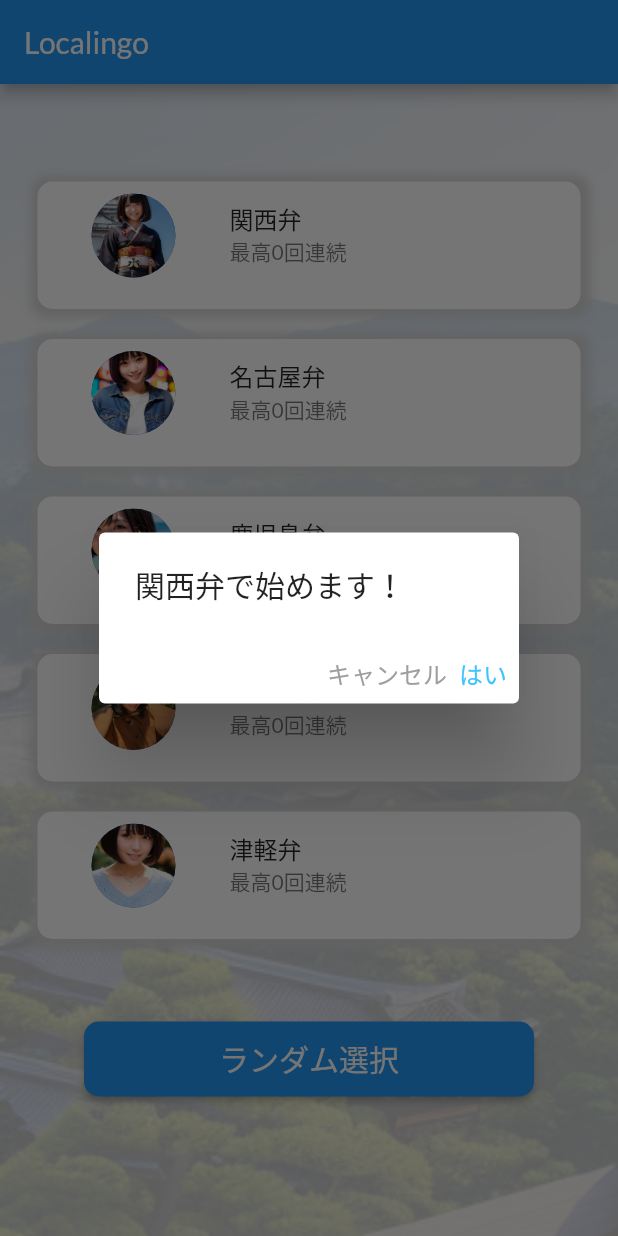
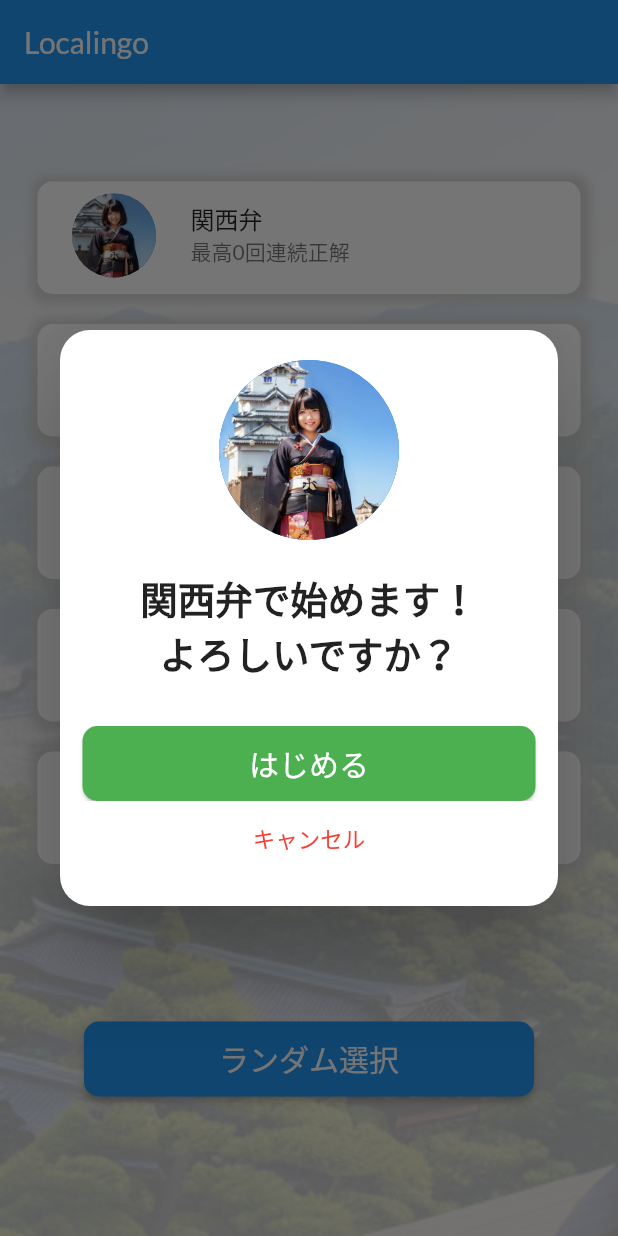
Before and after one commit to HarrisonEagle/LocaLingo, a Flutter app: the ChatSelectPage screen opened by its route, after a tap on "ランダム選択", on a phone screen of 412 x 824 dp. Run offline on Flutter 3.47's test engine with Material 2 defaults, Android fonts, the phone set to English and light mode, and no system bars; our stand-ins replace dio, flutter_dotenv, flutter_hooks, freezed_annotation, google_fonts, hooks_riverpod; missing offline and left inert: dart_openai.

Commit message:
feat: refactor dialog design

```diff
--- a/lib/widgets/components/chat_start_dialog.dart
+++ b/lib/widgets/components/chat_start_dialog.dart
@@ -1,4 +1,6 @@
 import 'package:flutter/material.dart';
+
+import '../../utils/assets.dart';
 
 class ChatStartDialog extends StatelessWidget {
   final int id;
@@ -14,39 +16,101 @@ class ChatStartDialog extends StatelessWidget {
 
   @override
   Widget build(BuildContext context) {
-    return AlertDialog(
-      content: Text(
+    return Dialog(
+      shape: const RoundedRectangleBorder(
+          borderRadius: BorderRadius.all(Radius.circular(20.0))),
+      insetPadding: const EdgeInsets.symmetric(horizontal: 40.0, vertical: 220.0),
+      child: Center(
+        child: Column(
+        mainAxisAlignment: MainAxisAlignment.center,
+        children:[
+          CircleAvatar(
+          radius: 60, // Image radius
+          backgroundImage: Image.asset(assets[languageType]!["icon"]!, fit: BoxFit.fill).image,
+        ),
+          const SizedBox(
+            height: 20,
+          ),
+          Text(
               '$languageTypeで始めます！',
-        style: const TextStyle(fontSize: 20),
+              style: const TextStyle(fontSize: 25, fontWeight: FontWeight.bold),
           ),
-      actions: <Widget>[
-        GestureDetector(
-          child: const Text(
-            'キャンセル',
-            style: TextStyle(
-              color: Colors.grey,
-              fontSize: 16,
+          const Text(
+            'よろしいですか？',
+            style: TextStyle(fontSize: 25, fontWeight: FontWeight.bold),
           ),
+          const SizedBox(
+            height: 30,
           ),
-          onTap: () {
+          Padding(padding: const EdgeInsets.symmetric(vertical: 0, horizontal: 15.0), child: ElevatedButton(
+            style: ElevatedButton.styleFrom(
+              foregroundColor: Colors.white,
+              backgroundColor: Colors.green,
+              minimumSize: const Size.fromHeight(50),
+              elevation: 1,
+                shape: const RoundedRectangleBorder(
+                  borderRadius: BorderRadius.all(
+                    Radius.circular(10),
+                  ),
+                )
+            ),
+            onPressed: () {
+              Navigator.pop(context);
+              Navigator.of(context).pushNamed("/chats/$languageType", arguments: imagePath);
+            },
+            child: const Text('はじめる', style: TextStyle(
+              fontSize: 20,
+            ),),
+          ),),
+          Padding(padding: const EdgeInsets.symmetric(vertical: 0, horizontal: 15.0), child: ElevatedButton(
+            style: ElevatedButton.styleFrom(
+              foregroundColor: Colors.red,
+              backgroundColor: Colors.white,
+              minimumSize: const Size.fromHeight(50),
+              elevation: 0,
+            ),
+            onPressed: () {
               Navigator.pop(context);
             },
+            child: const Text('キャンセル', style: TextStyle(
+              fontSize: 15,
+            ),),
+          ),)
+        ]
+        )
       ),
-        GestureDetector(
-          child: const Text(
-            'はい',
-            style: TextStyle(
-              color: Colors.lightBlueAccent,
-              fontSize: 16,
-            ),
-          ),
-          onTap: () {
-            Navigator.pop(context);
-            Navigator.of(context)
-                .pushNamed("/chats/$languageType", arguments: imagePath);
-          },
-        )
-      ],
+      // content: Text(
+      //   '$languageTypeで始めます！',
+      //   style: const TextStyle(fontSize: 20),
+      // ),
+      // actions: <Widget>[
+      //   GestureDetector(
+      //     child: const Text(
+      //       'キャンセル',
+      //       style: TextStyle(
+      //         color: Colors.grey,
+      //         fontSize: 16,
+      //       ),
+      //     ),
+      //     onTap: () {
+      //       Navigator.pop(context);
+      //     },
+      //   ),
+      //   GestureDetector(
+      //     child: const Text(
+      //       'はい',
+      //       style: TextStyle(
+      //         color: Colors.lightBlueAccent,
+      //         fontSize: 16,
+      //       ),
+      //     ),
+      //     onTap: () {
+      //       Navigator.pop(context);
+      //       Navigator.of(context)
+      //           .pushNamed("/chats/$languageType", arguments: imagePath);
+      //     },
+      //   )
+      // ],
     );
   }
 }
--- a/lib/widgets/components/quiz_list_item.dart
+++ b/lib/widgets/components/quiz_list_item.dart
@@ -13,7 +13,7 @@ class QuizListItemComponent extends StatelessWidget {
   Widget build(BuildContext context) {
     return Container(
       width: 300,
-      height: 85,
+      height: 75,
       decoration: BoxDecoration(
           color: Colors.white,
           borderRadius: BorderRadius.circular(10),
@@ -27,9 +27,9 @@ class QuizListItemComponent extends StatelessWidget {
           ]),
       child: ListTile(
           title: Text(quiz.languageType),
-          subtitle: Text('最高${quiz.highscore}回連続'),
+          subtitle: Text('最高${quiz.highscore}回連続正解'),
           leading: CircleAvatar(
-            radius: 48, // Image radius
+            radius: 35, // Image radius
             backgroundImage: Image.asset(assets[quiz.languageType]!["icon"]!, fit: BoxFit.fill).image,
           ),
           onTap: () async {
```
Also changed, not shown: lib/widgets/components/quiz_all_correct_dialog.dart (+49 -10 lines), lib/widgets/components/quiz_failed_dialog.dart (+54 -12 lines). Lines whose indentation alone changed are shown as unchanged.
